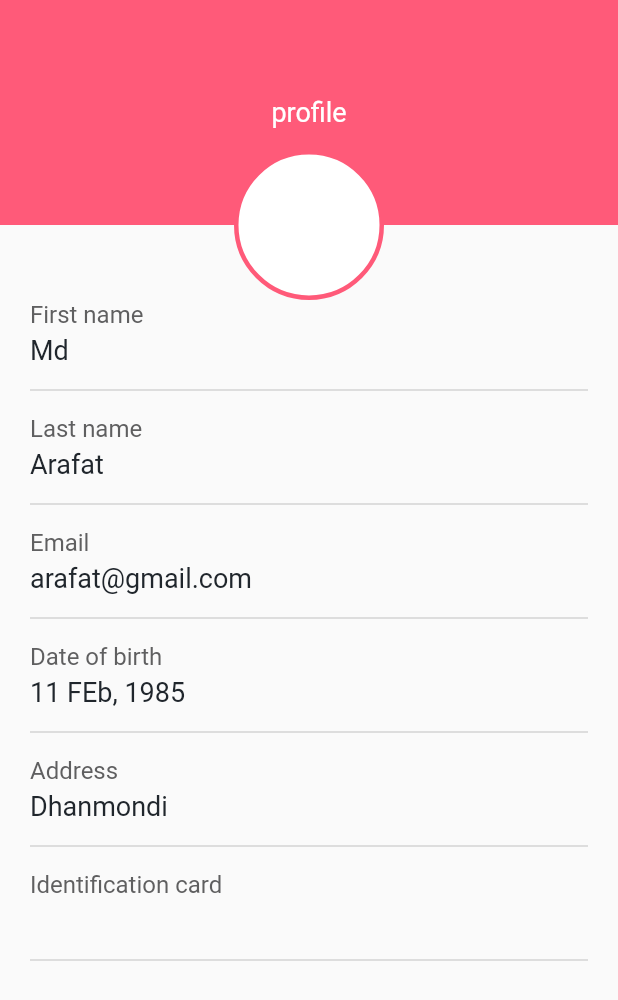
After one commit to TheAlphamerc/flutter_healthcare_app, a Flutter app: the UserProfilePage screen opened directly, on a phone screen of 412 x 824 dp. The commit adds this screen. Shown: the top 1000 px of the screen. Run offline on Flutter 3.47's test engine with Material 2 defaults, Android fonts, the phone set to English and light mode, and no system bars; our stand-ins replace file_picker, flutter_datetime_picker, geolocator, group_radio_button, rating_bar; missing offline and left inert: geocoder.

Commit message:
add user profile page

```diff
--- a/lib/src/pages/bottomNavigation/dashboard_screen.dart
+++ b/lib/src/pages/bottomNavigation/dashboard_screen.dart
@@ -3,6 +3,7 @@ import 'package:flutter_healthcare_app/src/pages/user/appointment_page.dart';
 import 'package:flutter_healthcare_app/src/pages/user/history_page.dart';
 import 'package:flutter_healthcare_app/src/pages/user/home_Page.dart';
 import 'package:flutter_healthcare_app/src/pages/doctor_consultant_page.dart';
+import 'package:flutter_healthcare_app/src/pages/user/user_profile_page.dart';
 import 'package:flutter_healthcare_app/src/theme/light_color.dart';
 
 class DashboardScreen extends StatefulWidget {
@@ -17,7 +18,7 @@ class _DashboardScreenState extends State<DashboardScreen> {
     HomePage(),
     AppointmentPage(),
     HistoryPage(),
-    HomePage(),
+    UserProfilePage(),
   ];
 
   @override
--- /dev/null
+++ b/lib/src/pages/user/user_profile_page.dart
@@ -0,0 +1,192 @@
+import 'package:flutter/material.dart';
+import 'package:flutter_healthcare_app/src/theme/light_color.dart';
+
+class UserProfilePage extends StatefulWidget {
+  @override
+  _UserProfilePageState createState() => _UserProfilePageState();
+}
+
+class _UserProfilePageState extends State<UserProfilePage> {
+  @override
+  Widget build(BuildContext context) {
+    return Scaffold(
+      body: Container(
+        width: MediaQuery.of(context).size.width,
+        height: MediaQuery.of(context).size.height,
+        child: Stack(
+          children: [
+            Container(
+              width: MediaQuery.of(context).size.width,
+              height: 150,
+              color: LightColor.themered,
+              child: Center(
+                child: Text(
+                  'profile',
+                  style: TextStyle(color: LightColor.white, fontSize: 18),
+                ),
+              ),
+            ),
+            Positioned(
+              top: 150,
+              child: body(context),
+            ),
+            Positioned(
+              left: MediaQuery.of(context).size.width/2 - 50,
+              right: MediaQuery.of(context).size.width/2 - 50,
+              top: 100,
+              child: profileImage(context),
+            )
+          ],
+        ),
+      ),
+    );
+  }
+
+  Widget profileImage(BuildContext context) {
+    return Container(
+      height: 100,
+      decoration: BoxDecoration(
+        color: LightColor.white,
+        borderRadius: BorderRadius.all(Radius.circular(100)),
+        border: Border.all(color: LightColor.themered, width: 3)
+      ) ,
+    );
+  }
+
+  Widget body(BuildContext context) {
+    return Container(
+      width: MediaQuery.of(context).size.width,
+      height: MediaQuery.of(context).size.height,
+      child: Padding(
+        padding: const EdgeInsets.only(top:50.0,left: 20,right: 20),
+        child: SingleChildScrollView(
+          child: Column(
+            crossAxisAlignment: CrossAxisAlignment.start,
+            children: [
+              Text('First name',
+              style: TextStyle(
+                fontSize: 16,
+                color: LightColor.lightblack
+              ),),
+              Padding(
+                padding: const EdgeInsets.only(top:4.0),
+                child: Text('Md',
+                  style: TextStyle(
+                      fontSize: 18,
+                      color: LightColor.black
+                  ),),
+              ),
+              Padding(
+                padding: const EdgeInsets.only(top:8.0,bottom: 8.0),
+                child: Divider(
+                  color: LightColor.lightblack.withOpacity(0.5),
+                  thickness: 0.5,
+                ),
+              ),
+              Text('Last name',
+                style: TextStyle(
+                    fontSize: 16,
+                    color: LightColor.lightblack
+                ),),
+              Padding(
+                padding: const EdgeInsets.only(top:4.0),
+                child: Text('Arafat',
+                  style: TextStyle(
+                      fontSize: 18,
+                      color: LightColor.black
+                  ),),
+              ),
+              Padding(
+                padding: const EdgeInsets.only(top:8.0,bottom: 8.0),
+                child: Divider(
+                  color: LightColor.lightblack.withOpacity(0.5),
+                  thickness: 0.5,
+                ),
+              ),
+              Text('Email',
+                style: TextStyle(
+                    fontSize: 16,
+                    color: LightColor.lightblack
+                ),),
+              Padding(
+                padding: const EdgeInsets.only(top:4.0),
+                child: Text('arafat@gmail.com',
+                  style: TextStyle(
+                      fontSize: 18,
+                      color: LightColor.black
+                  ),),
+              ),
+              Padding(
+                padding: const EdgeInsets.only(top:8.0,bottom: 8.0),
+                child: Divider(
+                  color: LightColor.lightblack.withOpacity(0.5),
+                  thickness: 0.5,
+                ),
+              ),
+              Text('Date of birth',
+                style: TextStyle(
+                    fontSize: 16,
+                    color: LightColor.lightblack
+                ),),
+              Padding(
+                padding: const EdgeInsets.only(top:4.0),
+                child: Text('11 FEb, 1985',
+                  style: TextStyle(
+                      fontSize: 18,
+                      color: LightColor.black
+                  ),),
+              ),
+              Padding(
+                padding: const EdgeInsets.only(top:8.0,bottom: 8.0),
+                child: Divider(
+                  color: LightColor.lightblack.withOpacity(0.5),
+                  thickness: 0.5,
+                ),
+              ),
+              Text('Address',
+                style: TextStyle(
+                    fontSize: 16,
+                    color: LightColor.lightblack
+                ),),
+              Padding(
+                padding: const EdgeInsets.only(top:4.0),
+                child: Text('Dhanmondi',
+                  style: TextStyle(
+                      fontSize: 18,
+                      color: LightColor.black
+                  ),),
+              ),
+              Padding(
+                padding: const EdgeInsets.only(top:8.0,bottom: 8.0),
+                child: Divider(
+                  color: LightColor.lightblack.withOpacity(0.5),
+                  thickness: 0.5,
+                ),
+              ),
+              Text('Identification card',
+                style: TextStyle(
+                    fontSize: 16,
+                    color: LightColor.lightblack
+                ),),
+              Padding(
+                padding: const EdgeInsets.only(top:4.0),
+                child: Text('',
+                  style: TextStyle(
+                      fontSize: 18,
+                      color: LightColor.black
+                  ),),
+              ),
+              Padding(
+                padding: const EdgeInsets.only(top:8.0,bottom: 8.0),
+                child: Divider(
+                  color: LightColor.lightblack.withOpacity(0.5),
+                  thickness: 0.5,
+                ),
+              ),
+            ],
+          ),
+        ),
+      ),
+    );
+  }
+}
```
